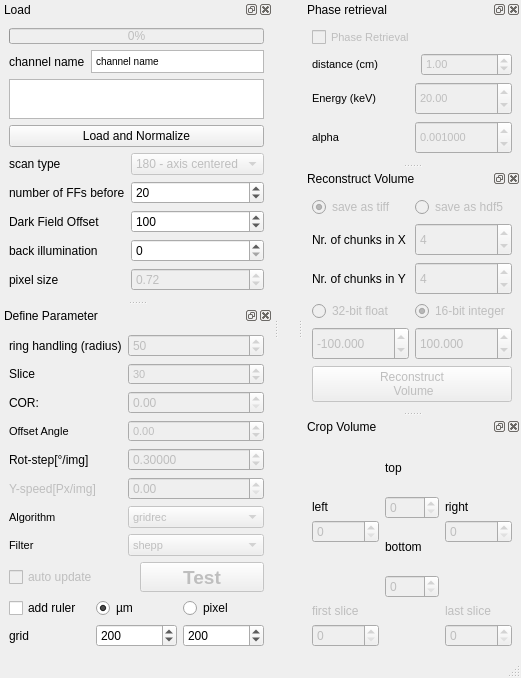
Above: BAMline_on_the_fly_CT-reco/on_the_fly_CT_reco_hdf_dock_widget.ui from HMarkoetter/BAMline_CT_preview_RECO before the change. Below: the same form after it.
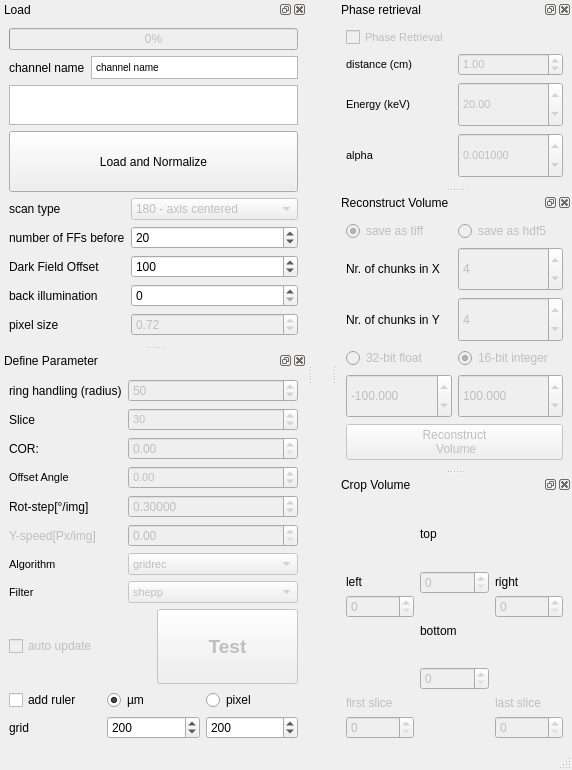
That is the form after the change.

```diff
--- a/BAMline_on_the_fly_CT-reco/on_the_fly_CT_reco_hdf_dock_widget.ui
+++ b/BAMline_on_the_fly_CT-reco/on_the_fly_CT_reco_hdf_dock_widget.ui
@@ -6,8 +6,8 @@
    <rect>
     <x>0</x>
     <y>0</y>
-    <width>377</width>
-    <height>537</height>
+    <width>572</width>
+    <height>770</height>
    </rect>
   </property>
   <property name="windowTitle">
@@ -74,10 +74,13 @@
          </property>
          <property name="html">
           <string>&lt;!DOCTYPE HTML PUBLIC &quot;-//W3C//DTD HTML 4.0//EN&quot; &quot;http://www.w3.org/TR/REC-html40/strict.dtd&quot;&gt;
-&lt;html&gt;&lt;head&gt;&lt;meta name=&quot;qrichtext&quot; content=&quot;1&quot; /&gt;&lt;style type=&quot;text/css&quot;&gt;
+&lt;html&gt;&lt;head&gt;&lt;meta name=&quot;qrichtext&quot; content=&quot;1&quot; /&gt;&lt;meta charset=&quot;utf-8&quot; /&gt;&lt;style type=&quot;text/css&quot;&gt;
 p, li { white-space: pre-wrap; }
-&lt;/style&gt;&lt;/head&gt;&lt;body style=&quot; font-family:'MS Shell Dlg 2'; font-size:8pt; font-weight:400; font-style:normal;&quot;&gt;
-&lt;p style=&quot; margin-top:0px; margin-bottom:0px; margin-left:0px; margin-right:0px; -qt-block-indent:0; text-indent:0px;&quot;&gt;&lt;span style=&quot; font-size:7.8pt;&quot;&gt;channel name&lt;/span&gt;&lt;/p&gt;&lt;/body&gt;&lt;/html&gt;</string>
+hr { height: 1px; border-width: 0; }
+li.unchecked::marker { content: &quot;\2610&quot;; }
+li.checked::marker { content: &quot;\2612&quot;; }
+&lt;/style&gt;&lt;/head&gt;&lt;body style=&quot; font-family:'Noto Sans'; font-size:10pt; font-weight:400; font-style:normal;&quot;&gt;
+&lt;p style=&quot; margin-top:0px; margin-bottom:0px; margin-left:0px; margin-right:0px; -qt-block-indent:0; text-indent:0px;&quot;&gt;&lt;span style=&quot; font-family:'MS Shell Dlg 2'; font-size:7.8pt;&quot;&gt;channel name&lt;/span&gt;&lt;/p&gt;&lt;/body&gt;&lt;/html&gt;</string>
          </property>
         </widget>
        </item>
@@ -299,7 +302,6 @@
          </property>
          <property name="font">
           <font>
-           <weight>50</weight>
            <bold>false</bold>
           </font>
          </property>
@@ -341,7 +343,6 @@
          <property name="font">
           <font>
            <pointsize>8</pointsize>
-           <weight>50</weight>
            <bold>false</bold>
           </font>
          </property>
@@ -364,7 +365,6 @@
          <property name="font">
           <font>
            <pointsize>8</pointsize>
-           <weight>50</weight>
            <bold>false</bold>
           </font>
          </property>
@@ -413,7 +413,6 @@
          <property name="font">
           <font>
            <pointsize>8</pointsize>
-           <weight>50</weight>
            <bold>false</bold>
           </font>
          </property>
@@ -468,7 +467,6 @@
          <property name="font">
           <font>
            <pointsize>8</pointsize>
-           <weight>50</weight>
            <bold>false</bold>
           </font>
          </property>
@@ -491,7 +489,6 @@
          <property name="font">
           <font>
            <pointsize>8</pointsize>
-           <weight>50</weight>
            <bold>false</bold>
           </font>
          </property>
@@ -534,7 +531,6 @@
          <property name="font">
           <font>
            <pointsize>8</pointsize>
-           <weight>50</weight>
            <bold>false</bold>
           </font>
          </property>
@@ -604,7 +600,6 @@
          <property name="font">
           <font>
            <pointsize>8</pointsize>
-           <weight>50</weight>
            <bold>false</bold>
           </font>
          </property>
@@ -666,7 +661,6 @@
          <property name="font">
           <font>
            <pointsize>14</pointsize>
-           <weight>75</weight>
            <bold>true</bold>
           </font>
          </property>
@@ -772,7 +766,6 @@
          <property name="font">
           <font>
            <pointsize>8</pointsize>
-           <weight>50</weight>
            <bold>false</bold>
           </font>
          </property>
@@ -795,7 +788,6 @@
          <property name="font">
           <font>
            <pointsize>8</pointsize>
-           <weight>50</weight>
            <bold>false</bold>
           </font>
          </property>
@@ -818,7 +810,6 @@
          <property name="font">
           <font>
            <pointsize>8</pointsize>
-           <weight>50</weight>
            <bold>false</bold>
           </font>
          </property>
@@ -846,7 +837,6 @@
        <property name="font">
         <font>
          <pointsize>8</pointsize>
-         <weight>50</weight>
          <bold>false</bold>
         </font>
        </property>
@@ -869,7 +859,6 @@
        <property name="font">
         <font>
          <pointsize>8</pointsize>
-         <weight>50</weight>
          <bold>false</bold>
         </font>
        </property>
@@ -898,7 +887,6 @@
        <property name="font">
         <font>
          <pointsize>8</pointsize>
-         <weight>50</weight>
          <bold>false</bold>
         </font>
        </property>
@@ -921,7 +909,6 @@
        <property name="font">
         <font>
          <pointsize>8</pointsize>
-         <weight>50</weight>
          <bold>false</bold>
         </font>
        </property>
@@ -1154,8 +1141,8 @@
   <widget class="QDockWidget" name="Crop">
    <property name="minimumSize">
     <size>
-     <width>170</width>
-     <height>150</height>
+     <width>235</width>
+     <height>207</height>
     </size>
    </property>
    <property name="floating">
```
Left out of the diff: 6 changed lines with no effect on the pictures.
